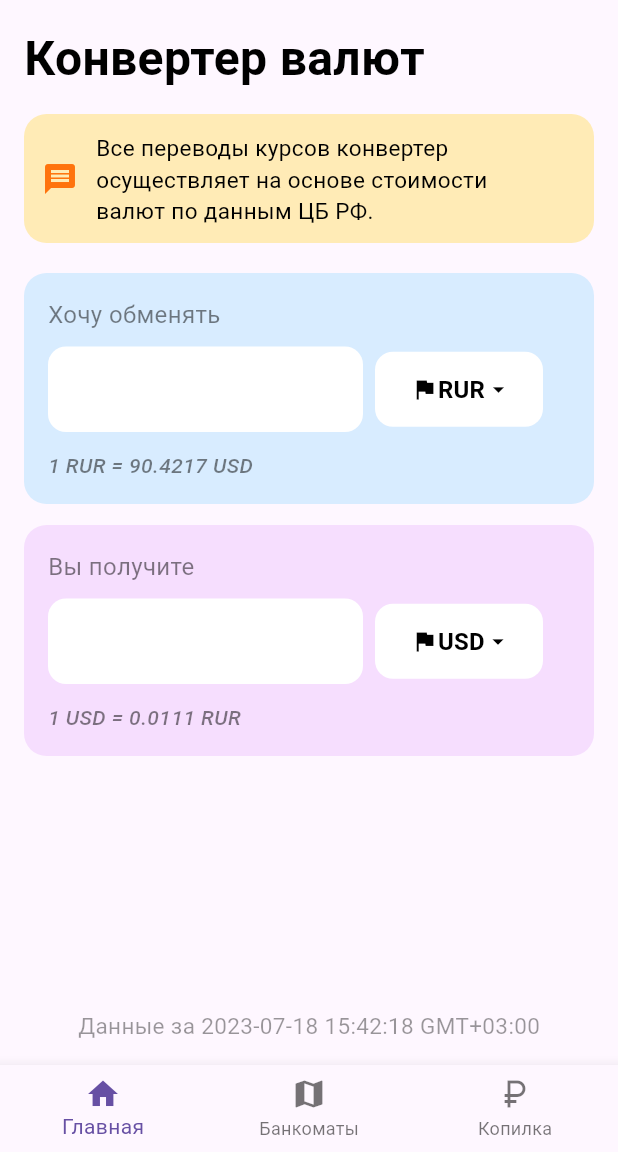
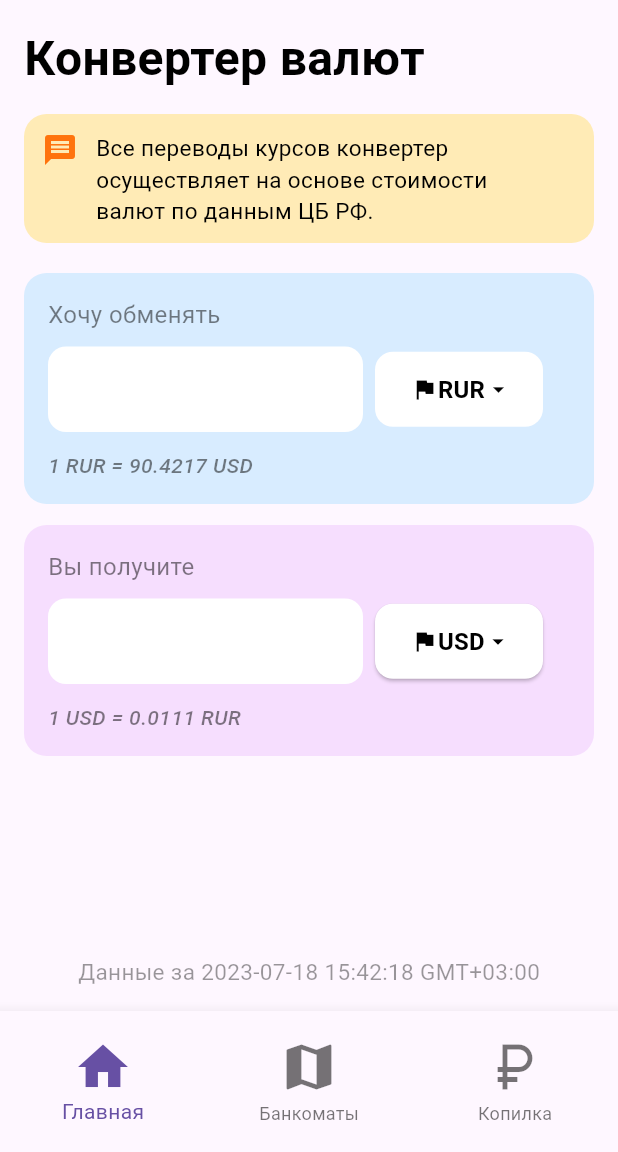
Before and after one commit to amfunNylord/currency_converter, a Flutter app: the screen it shows after launch, on a phone screen of 412 x 824 dp, the part 84-1236 px from its top. Run offline on Flutter 3.47's test engine with Material 3 defaults, Android fonts, the phone set to English and light mode, and no system bars.

Commit message:
Fixed layout, added ChooseCurrency screen

```diff
--- a/lib/converter.dart
+++ b/lib/converter.dart
@@ -35,17 +35,19 @@ class Converter extends StatelessWidget {
                     borderRadius: BorderRadius.circular(15.0),
                     color: const Color.fromARGB(255, 255, 235, 182),
                   ),
-                  child: const Row(children: [
+                  child: const Row(
+                      crossAxisAlignment: CrossAxisAlignment.start,
+                      children: [
                         Padding(
-                      padding: EdgeInsets.only(left: 12.0),
+                          padding: EdgeInsets.only(left: 12.0, top: 12.0),
                           child: Icon(Icons.message,
                               color: Color.fromARGB(255, 255, 115, 13)),
                         ),
                         Padding(
-                      padding:
-                          EdgeInsets.only(left: 12.0, top: 12.0, bottom: 11.0),
+                          padding: EdgeInsets.only(
+                              left: 12.0, top: 12.0, bottom: 11.0),
                           child: SizedBox(
-                        width: 299,
+                            width: 300,
                             child: Text(
                               'Все переводы курсов конвертер осуществляет на основе стоимости валют по данным ЦБ РФ.',
                               style: TextStyle(
--- a/lib/main.dart
+++ b/lib/main.dart
@@ -30,13 +30,18 @@ class MyApp extends StatelessWidget {
               )),
           backgroundColor: const Color.fromARGB(255, 237, 242, 254),
         ),
-        bottomNavigationBar: BottomNavigationBar(
-          items: const <BottomNavigationBarItem>[
-            BottomNavigationBarItem(icon: Icon(Icons.home), label: 'Главная'),
-            BottomNavigationBarItem(icon: Icon(Icons.map), label: 'Банкоматы'),
-            BottomNavigationBarItem(
-                icon: Icon(Icons.currency_ruble), label: 'Копилка'),
-          ],
+        bottomNavigationBar: SizedBox(
+          height: 94,
+          child: BottomNavigationBar(
+            iconSize: 40,
+            items: const <BottomNavigationBarItem>[
+              BottomNavigationBarItem(icon: Icon(Icons.home), label: 'Главная'),
+              BottomNavigationBarItem(
+                  icon: Icon(Icons.map), label: 'Банкоматы'),
+              BottomNavigationBarItem(
+                  icon: Icon(Icons.currency_ruble), label: 'Копилка'),
+            ],
+          ),
         ),
         body: const Converter(),
       ),
```
Also changed, not shown: lib/choosing_currency.dart (added, +141 -0 lines), lib/other_currency_input.dart (+13 -1 lines). Lines whose indentation alone changed are shown as unchanged.
